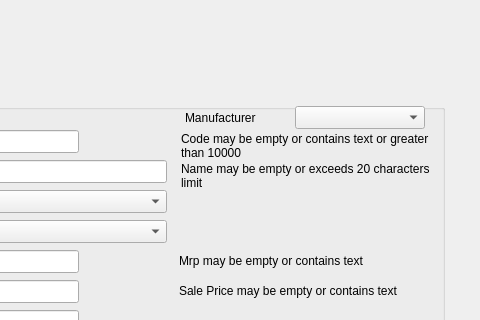
Old version of the form src/productform.ui in the repository thamizha/angadi; both pictures show x 190 to 670 and y 90 to 410 of the 670 by 679 pixel window.
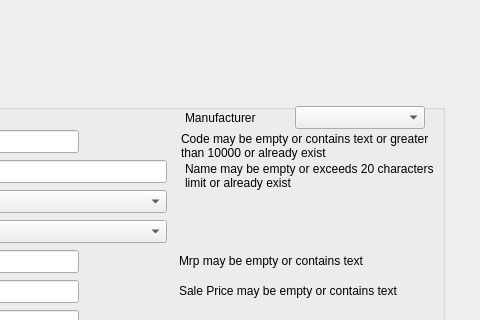
New version of the form.

Commit message: validation error in product form updated

Diff of the .ui file:
```diff
--- a/src/productform.ui
+++ b/src/productform.ui
@@ -194,14 +194,14 @@
          <widget class="QLabel" name="labelNameValid">
           <property name="geometry">
            <rect>
-            <x>336</x>
+            <x>340</x>
             <y>70</y>
             <width>261</width>
             <height>31</height>
            </rect>
           </property>
           <property name="text">
-           <string>Name may be empty or exceeds 20 characters limit</string>
+           <string>Name may be empty or exceeds 20 characters limit or already exist</string>
           </property>
           <property name="wordWrap">
            <bool>true</bool>
@@ -233,7 +233,7 @@
            </rect>
           </property>
           <property name="text">
-           <string>Code may be empty or contains text or greater than 10000</string>
+           <string>Code may be empty or contains text or greater than 10000 or already exist</string>
           </property>
           <property name="scaledContents">
            <bool>true</bool>
```
The commit also changes 5 other files.
